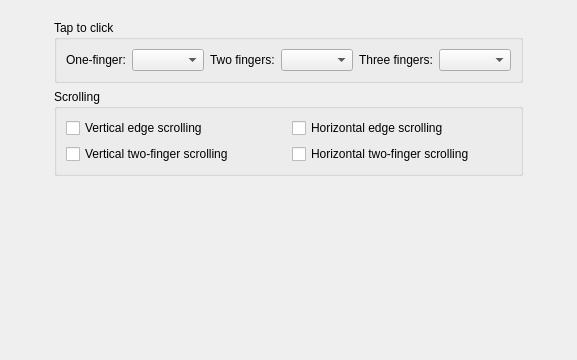
Old version of the form touchpadconfig.ui in the repository KDE/plasma-desktop.
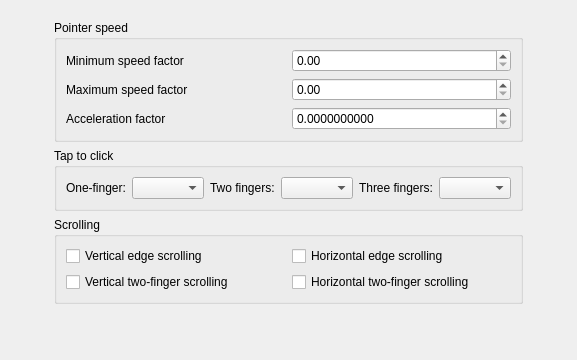
New version of the form.

Commit message: Add pointer speed configuration

Diff of the .ui file:
```diff
--- a/touchpadconfig.ui
+++ b/touchpadconfig.ui
@@ -33,6 +33,63 @@
       </sizepolicy>
      </property>
      <layout class="QVBoxLayout" name="verticalLayout">
+      <item>
+       <widget class="QGroupBox" name="groupBox">
+        <property name="title">
+         <string>Pointer speed</string>
+        </property>
+        <layout class="QGridLayout" name="gridLayout_3">
+         <item row="0" column="0">
+          <widget class="QLabel" name="label_4">
+           <property name="text">
+            <string>Minimum speed factor</string>
+           </property>
+          </widget>
+         </item>
+         <item row="0" column="1">
+          <widget class="QDoubleSpinBox" name="kcfg_MinSpeed">
+           <property name="maximum">
+            <double>255.000000000000000</double>
+           </property>
+          </widget>
+         </item>
+         <item row="1" column="0">
+          <widget class="QLabel" name="label_5">
+           <property name="text">
+            <string>Maximum speed factor</string>
+           </property>
+          </widget>
+         </item>
+         <item row="1" column="1">
+          <widget class="QDoubleSpinBox" name="kcfg_MaxSpeed">
+           <property name="maximum">
+            <double>255.000000000000000</double>
+           </property>
+          </widget>
+         </item>
+         <item row="2" column="0">
+          <widget class="QLabel" name="label_6">
+           <property name="text">
+            <string>Acceleration factor</string>
+           </property>
+          </widget>
+         </item>
+         <item row="2" column="1">
+          <widget class="QDoubleSpinBox" name="kcfg_AccelFactor">
+           <property name="decimals">
+            <number>10</number>
+           </property>
+           <property name="maximum">
+            <double>1.000000000000000</double>
+           </property>
+           <property name="singleStep">
+            <double>0.010000000000000</double>
+           </property>
+          </widget>
+         </item>
+        </layout>
+       </widget>
+      </item>
       <item>
        <widget class="QGroupBox" name="m_tapToClickGroup">
         <property name="title">
```
The commit also changes 3 other files.
